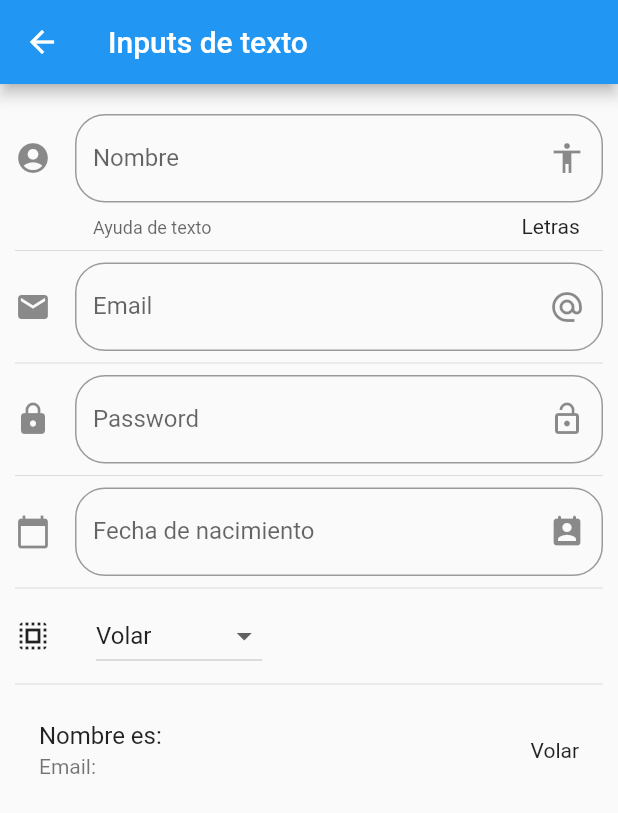
After one commit to emilianoregazzoni/demoflutter, a Flutter app: the InputPage screen opened by its route, on a phone screen of 412 x 824 dp. The commit adds this screen. Shown: the top 813 px of the screen. Run offline on Flutter 3.47's test engine with Material 2 defaults, Android fonts, the phone set to English and light mode, and no system bars; network calls fail.

Commit message:
avances varios

```diff
--- a/data/menu_opts.json
+++ b/data/menu_opts.json
@@ -15,6 +15,21 @@
             "ruta" : "card",
             "icon" : "folder_open",
             "texto": "Cards - Tarjetas"
+        },
+        {
+            "ruta" : "animatedContainer",
+            "icon" : "donut_large",
+            "texto": "Animated - Container"
+        },
+        {
+            "ruta" : "inputs",
+            "icon" : "input",
+            "texto": "Inputs"
+        },
+        {
+            "ruta" : "slider",
+            "icon" : "tune",
+            "texto": "Sliders - Checks"
         }
     ]
 }
--- a/lib/src/pages/card_page.dart
+++ b/lib/src/pages/card_page.dart
@@ -59,7 +59,7 @@ class CardPage extends StatelessWidget {
         image: NetworkImage('https://upload.wikimedia.org/wikipedia/commons/3/35/Neckertal_20150527-6384.jpg'),
         fadeInDuration: Duration(milliseconds: 200),
         height: 300.0,
-        fit: BoxFit.cover,),
+        fit: BoxFit.cover,), // todo el ancho posible
 
           Container(
             padding: EdgeInsets.all(10),
--- /dev/null
+++ b/lib/src/pages/input_page.dart
@@ -0,0 +1,220 @@
+import 'package:flutter/material.dart';
+
+class InputPage extends StatefulWidget {
+  InputPage({Key key}) : super(key: key);
+
+  @override
+  _InputPageState createState() => _InputPageState();
+}
+
+class _InputPageState extends State<InputPage> {
+
+  String _nombre ='';
+  String _email = '';
+  String _fecha = '';
+  String _opcionSelecionada ='Volar';
+
+  List<String> _poderes = ['Volar', 'Fuerza', 'Super vision'];
+
+  TextEditingController _inputFieldDateController = new TextEditingController();
+
+  @override
+  Widget build(BuildContext context) {
+    return Scaffold(
+      appBar: AppBar(
+        title: Text('Inputs de texto'),
+      ),
+      body: ListView(
+        padding: EdgeInsets.symmetric(horizontal: 10.0, vertical: 20.0),
+        children: <Widget>[
+          _crearInput(),
+          Divider(),
+          _crearEmail(),
+          Divider(),
+          _crearPassword(),
+          Divider(),
+          _crearDate(context),
+            Divider(),
+          _crearDropDown(),
+          Divider(),
+          _crearPersona(),
+        ],
+      )
+    );
+  }
+
+ Widget _crearInput() {
+
+   return TextField(
+    // autofocus: true,
+     textCapitalization: TextCapitalization.sentences,
+     decoration: InputDecoration(
+       border: OutlineInputBorder(
+         borderRadius: BorderRadius.circular(20.0)
+       ),
+       counter: Text('Letras '), // ${_nombre.length}
+       hintText:'Ingrese texto',
+       labelText: 'Nombre',
+       helperText: 'Ayuda de texto',
+       suffixIcon: Icon(Icons.accessibility),
+       icon: Icon(Icons.account_circle)
+     ),
+     onChanged: (valor) => setState(() {
+          _nombre = valor;
+      })
+
+   );
+ }
+
+ Widget _crearEmail(){
+
+     return TextField(
+    // autofocus: true,
+     keyboardType: TextInputType.emailAddress,
+     decoration: InputDecoration(
+       border: OutlineInputBorder(
+         borderRadius: BorderRadius.circular(20.0)
+       ),
+
+       hintText:'Email',
+       labelText: 'Email',
+       suffixIcon: Icon(Icons.alternate_email),
+       icon: Icon(Icons.email)
+     ),
+     onChanged: (valor){
+
+      setState(() {
+          _email = valor;
+      });
+
+
+     },
+   );
+
+ }
+
+ Widget _crearPassword(){
+
+    return TextField(
+    // autofocus: true,
+     obscureText: true ,
+     decoration: InputDecoration(
+       border: OutlineInputBorder(
+         borderRadius: BorderRadius.circular(20.0)
+       ),
+
+       hintText:'Password',
+       labelText: 'Password',
+       suffixIcon: Icon(Icons.lock_open),
+       icon: Icon(Icons.lock)
+     ),
+     onChanged: (valor){
+
+      setState(() {
+          _email = valor;
+      });
+
+
+     },
+   );
+
+ }
+
+ Widget _crearDate(BuildContext context){
+
+
+    return TextField(
+    // autofocus: true,
+     controller: _inputFieldDateController,
+     enableInteractiveSelection: false,
+     decoration: InputDecoration(
+       border: OutlineInputBorder(
+         borderRadius: BorderRadius.circular(20.0)
+       ),
+
+       hintText:'Fecha de nacimiento',
+       labelText: 'Fecha de nacimiento',
+       suffixIcon: Icon(Icons.perm_contact_calendar_rounded),
+       icon: Icon(Icons.calendar_today)
+     ),
+    onTap: (){
+
+        FocusScope.of(context).requestFocus(new FocusNode());
+        _selectDate(context);
+    },
+
+   );
+ }
+
+
+_selectDate(BuildContext context) async{
+
+DateTime picked = await showDatePicker(
+context: context,
+initialDate: new DateTime.now(),
+firstDate: new DateTime(2018),
+lastDate: new DateTime(2025),
+locale: Locale('es','ES')
+
+);
+
+  if(picked!=null){
+    setState(() {
+      _fecha = picked.toString();
+      _inputFieldDateController.text = _fecha;
+    });
+  }
+
+}
+
+List<DropdownMenuItem<String>> getOpcionesDropdown(){
+
+  List<DropdownMenuItem<String>> lista = new List();
+
+  _poderes.forEach((poder) {
+
+    lista.add(DropdownMenuItem(
+      child: Text(poder),
+      value: poder,
+    ));
+
+  });
+
+  return lista;
+
+}
+
+Widget _crearDropDown(){
+
+  return Row(
+    children: <Widget>[
+
+      Icon(Icons.select_all),
+      SizedBox(width: 30.0),
+
+      DropdownButton(
+      value: _opcionSelecionada,
+      items: getOpcionesDropdown(),
+      onChanged: (opt){
+
+        setState(() {
+          _opcionSelecionada = opt;
+        });
+
+      },
+     )
+      ],
+  );
+}
+
+
+  Widget _crearPersona() {
+
+    return ListTile(
+      title: Text('Nombre es: $_nombre'),
+      subtitle: Text('Email: $_email'),
+      trailing: Text(_opcionSelecionada),
+
+    );
+  }
+}
--- a/lib/src/routes/routes.dart
+++ b/lib/src/routes/routes.dart
@@ -1,7 +1,11 @@
 import 'package:demoflutter/src/pages/alert_page.dart';
+import 'package:demoflutter/src/pages/animated_container.dart';
 import 'package:demoflutter/src/pages/avatar_page.dart';
 import 'package:demoflutter/src/pages/card_page.dart';
 import 'package:demoflutter/src/pages/home_page.dart';
+import 'package:demoflutter/src/pages/input_page.dart';
+import 'package:demoflutter/src/pages/slider_page.dart';
+
 import 'package:flutter/material.dart';
 
 Map<String, WidgetBuilder> getApplicationsRoutes(){
@@ -11,6 +15,11 @@ Map<String, WidgetBuilder> getApplicationsRoutes(){
         'alert'  : (BuildContext context) => AlertPage(),
         'avatar' : (BuildContext context) => AvatarPage(),
         'card'   : (BuildContext context) => CardPage(),
+        'animatedContainer': (BuildContext context) => AnimatedContainerPage(),
+        'inputs': (BuildContext context) => InputPage(),
+        'slider': (BuildContext context) => SliderPage(),
+
+
       };
 
 }
--- a/lib/src/utils/icono_string_util.dart
+++ b/lib/src/utils/icono_string_util.dart
@@ -4,8 +4,10 @@ final _icons = <String, IconData> {
 
   'add_alert'    : Icons.add_alert,
   'accessibility' : Icons.accessibility_new,
-  'folder_open'  : Icons.folder_open
-
+  'folder_open'  : Icons.folder_open,
+  'donut_large' : Icons.donut_large,
+  'input'       : Icons.input,
+  'tune'        : Icons.tune,
 };
 
 
--- a/pubspec.yaml
+++ b/pubspec.yaml
@@ -31,6 +31,9 @@ dependencies:
 
 dev_dependencies:
   flutter_test:
+    sdk: flutter
+
+  flutter_localizations:
     sdk: flutter
 
 # For information on the generic Dart part of this file, see the
```
Also changed, not shown: lib/main.dart (+14 -0 lines), lib/src/pages/alert_page.dart (+38 -0 lines), lib/src/pages/animated_container.dart (added, +62 -0 lines), lib/src/pages/avatar_page.dart (+25 -0 lines), lib/src/pages/slider_page.dart (added, +63 -0 lines), pubspec.lock.
